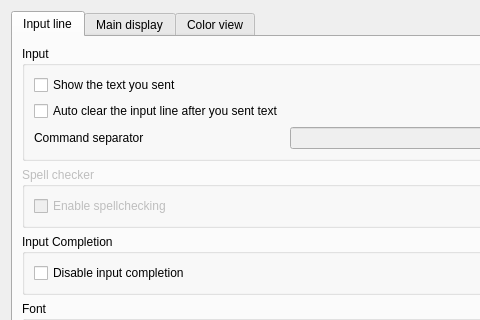
This is src/ui/profile_preferences.ui in Mudlet/Mudlet as Qt 5 draws it before an edit; both pictures show x 0 to 480 and y 0 to 320 of the 571 by 554 pixel window. The edited form follows.
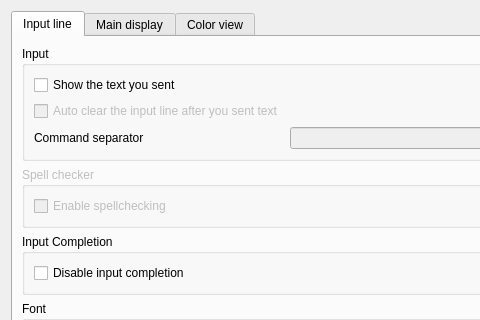
This is the edited form. The open tabs and pages were chosen to show the change. Icons and pictures are not drawn.

```diff
--- a/src/ui/profile_preferences.ui
+++ b/src/ui/profile_preferences.ui
@@ -27,16 +27,8 @@
      <property name="currentIndex" >
       <number>1</number>
      </property>
-     <widget class="QWidget" name="input_line_tab" >
-      <property name="geometry" >
-       <rect>
-        <x>0</x>
-        <y>0</y>
-        <width>549</width>
-        <height>476</height>
-       </rect>
-      </property>
-      <attribute name="title" >
+     <widget class="QWidget" name="input_line_tab">
+      <attribute name="title">
        <string>Input line</string>
       </attribute>
       <layout class="QGridLayout" name="gridLayout_6" >
@@ -82,9 +74,12 @@
             </property>
            </widget>
           </item>
-          <item row="1" column="0" >
-           <widget class="QCheckBox" name="auto_clear_input_line_checkbox" >
-            <property name="text" >
+          <item row="1" column="0">
+           <widget class="QCheckBox" name="auto_clear_input_line_checkbox">
+            <property name="enabled">
+             <bool>false</bool>
+            </property>
+            <property name="text">
              <string>Auto clear the input line after you sent text</string>
             </property>
            </widget>
```
Left out of the diff: 591 changed lines with no effect on the pictures.
